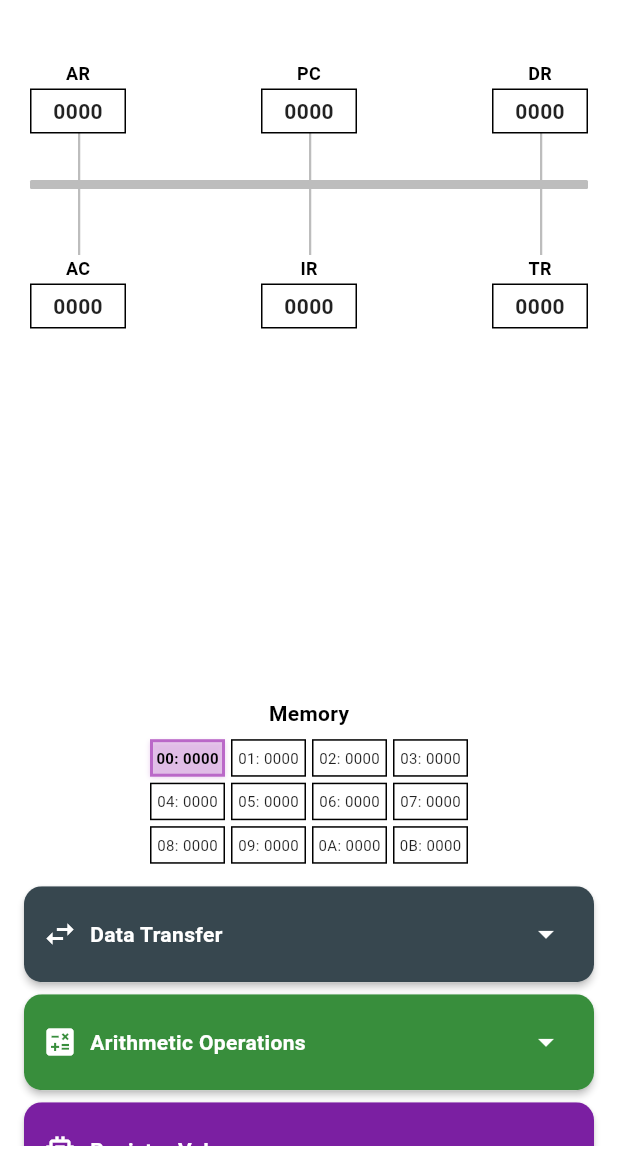
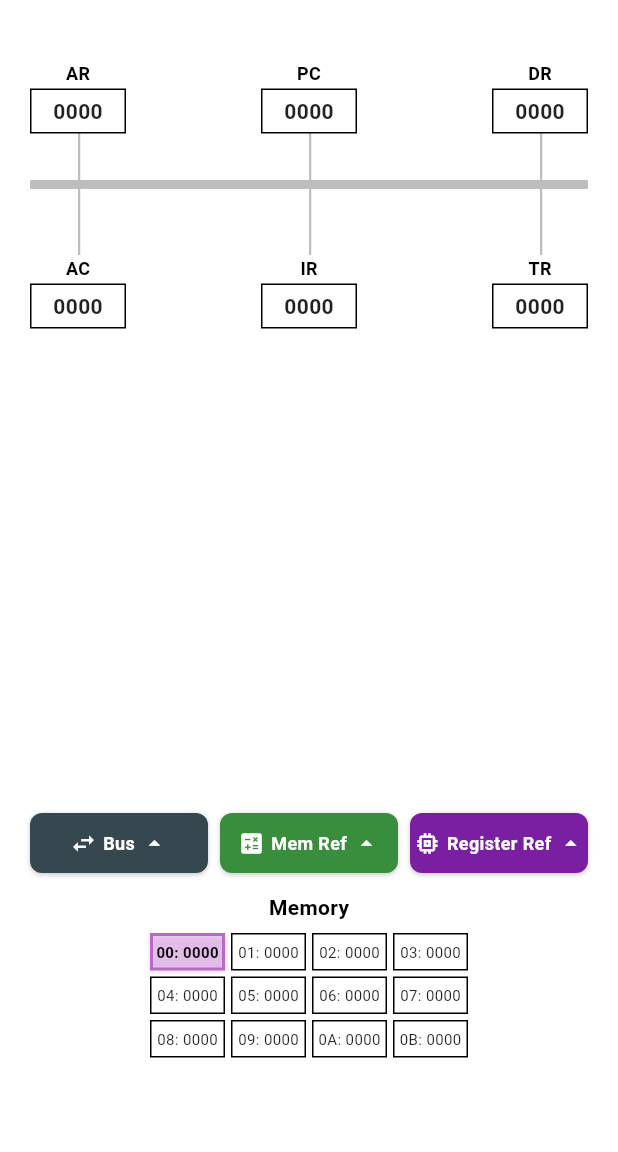
Before and after one commit to R4f4y04/mano_simp, a Flutter app: the screen it shows after launch, on a phone screen of 412 x 824 dp, the part 84-1236 px from its top. Run offline on Flutter 3.47's test engine with Material 3 defaults, Android fonts, the phone set to English and light mode, and no system bars; drawn by our look-alikes of expandable; our stand-ins replace google_fonts; Roboto replaces fonts that are missing (RobotoMono).

Commit message:
new buttons look good now, need to change the options tho

```diff
--- a/mano_simp/lib/screens/simulation_screen.dart
+++ b/mano_simp/lib/screens/simulation_screen.dart
@@ -5,7 +5,7 @@ import 'package:mano_simp/widgets/register_widget.dart';
 import 'package:mano_simp/widgets/bus_widget.dart';
 import 'package:mano_simp/widgets/memory_grid.dart';
 import 'package:mano_simp/config/theme_config.dart';
-import 'package:mano_simp/widgets/expandable/expandable_action_panel.dart';
+import 'package:mano_simp/widgets/custom_dropdown_button.dart';
 
 class SimulationScreen extends StatelessWidget {
   const SimulationScreen({Key? key}) : super(key: key);
@@ -43,126 +43,99 @@ class SimulationScreen extends StatelessWidget {
               ),
             ),
 
-            // Memory and controls - more compact
+            // Action buttons in a horizontal row
+            Container(
+              padding:
+                  const EdgeInsets.symmetric(horizontal: 16.0, vertical: 8.0),
+              constraints: BoxConstraints(maxHeight: 56),
+              child: Row(
+                children: [
+                  // Data Transfer
                   Expanded(
-              flex: 2, // Less space for memory and controls
-              child: Column(
-                children: [
-                  // Memory cells - closer to the registers
-                  Padding(
-                    padding: const EdgeInsets.symmetric(vertical: 5.0),
-                    child: MemoryGrid(
-                      memoryConfig: simulationProvider.memoryConfig,
-                      memory: simulationProvider.simulationState.memory,
-                      selectedAddress: simulationProvider
-                          .simulationState.selectedMemoryAddress,
+                    child: Padding(
+                      padding: const EdgeInsets.symmetric(horizontal: 4.0),
+                      child: CustomDropdownButton(
+                        label: "Bus",
+                        icon: Icons.swap_horiz,
+                        color: Colors.blueGrey.shade800,
+                        actions: [
+                          DropdownAction(
+                            label: "AR → DR",
+                            onPressed: () => simulationProvider
+                                .simulateBusTransfer('AR', 'DR'),
+                          ),
+                          DropdownAction(
+                            label: "DR → AC",
+                            onPressed: () => simulationProvider
+                                .simulateBusTransfer('DR', 'AC'),
+                          ),
+                          DropdownAction(
+                            label: "AC → AR",
+                            onPressed: () => simulationProvider
+                                .simulateBusTransfer('AC', 'AR'),
+                          ),
+                          DropdownAction(
+                            label: "PC → AR",
+                            onPressed: () => simulationProvider
+                                .simulateBusTransfer('PC', 'AR'),
+                          ),
+                          DropdownAction(
+                            label: "IR → AR",
+                            onPressed: () => simulationProvider
+                                .simulateBusTransfer('IR', 'AR'),
+                          ),
+                        ],
+                      ),
                     ),
                   ),
 
-                  // New expandable control panels
+                  // Operations
                   Expanded(
-                    child: Container(
-                      padding: const EdgeInsets.symmetric(
-                          horizontal: 8.0, vertical: 4.0),
-                      child: ListView(
-                        children: [
-                          // Data Transfer Panel
-                          ExpandableActionPanel(
-                            title: "Data Transfer",
-                            icon: Icons.swap_horiz,
-                            color: Colors.blueGrey.shade800,
-                            children: [
-                              ActionButton(
-                                label: "AR → DR",
-                                icon: Icons.arrow_forward,
-                                onPressed: () => simulationProvider
-                                    .simulateBusTransfer('AR', 'DR'),
-                                color: Colors.blue.shade700,
+                    child: Padding(
+                      padding: const EdgeInsets.symmetric(horizontal: 4.0),
+                      child: CustomDropdownButton(
+                        label: "Mem Ref",
+                        icon: Icons.calculate,
+                        color: Colors.green.shade700,
+                        actions: [
+                          DropdownAction(
+                            label: "AC + DR",
+                            onPressed: () =>
+                                simulationProvider.simulateAdd('DR'),
                           ),
-                              ActionButton(
-                                label: "DR → AC",
-                                icon: Icons.arrow_forward,
-                                onPressed: () => simulationProvider
-                                    .simulateBusTransfer('DR', 'AC'),
-                                color: Colors.blue.shade700,
-                              ),
-                              ActionButton(
-                                label: "AC → AR",
-                                icon: Icons.arrow_forward,
-                                onPressed: () => simulationProvider
-                                    .simulateBusTransfer('AC', 'AR'),
-                                color: Colors.blue.shade700,
-                              ),
-                              ActionButton(
-                                label: "PC → AR",
-                                icon: Icons.arrow_forward,
-                                onPressed: () => simulationProvider
-                                    .simulateBusTransfer('PC', 'AR'),
-                                color: Colors.blue.shade700,
-                              ),
-                              ActionButton(
-                                label: "IR → AR",
-                                icon: Icons.arrow_forward,
-                                onPressed: () => simulationProvider
-                                    .simulateBusTransfer('IR', 'AR'),
-                                color: Colors.blue.shade700,
+                          DropdownAction(
+                            label: "AC AND DR",
+                            onPressed: () =>
+                                simulationProvider.simulateAnd('DR'),
                           ),
                         ],
                       ),
-
-                          // Arithmetic Operations Panel
-                          ExpandableActionPanel(
-                            title: "Arithmetic Operations",
-                            icon: Icons.calculate,
-                            color: Colors.green.shade700,
-                            children: [
-                              ActionButton(
-                                label: "AC + DR",
-                                icon: Icons.add,
-                                onPressed: () =>
-                                    simulationProvider.simulateAdd('DR'),
-                                color: Colors.green.shade600,
                     ),
-                              ActionButton(
-                                label: "AC AND DR",
-                                icon: Icons.code,
-                                onPressed: () =>
-                                    simulationProvider.simulateAnd('DR'),
-                                color: Colors.green.shade600,
-                              ),
-                              // Can add more arithmetic operations here
-                            ],
                   ),
 
-                          // Memory Management Panel
-                          ExpandableActionPanel(
-                            title: "Register Values",
+                  // Register Values
+                  Expanded(
+                    child: Padding(
+                      padding: const EdgeInsets.symmetric(horizontal: 4.0),
+                      child: CustomDropdownButton(
+                        label: "Register Ref",
                         icon: Icons.memory,
                         color: Colors.purple.shade700,
-                            children: [
-                              ActionButton(
-                                label: "Set Sample Values",
-                                icon: Icons.settings,
+                        actions: [
+                          DropdownAction(
+                            label: "Set Values",
                             onPressed: () {
-                                  simulationProvider.setRegisterValue(
-                                      'AC', 0x1234);
-                                  simulationProvider.setRegisterValue(
-                                      'DR', 0x00FF);
-                                  simulationProvider.setRegisterValue(
-                                      'AR', 0x0008);
-                                  simulationProvider.setRegisterValue(
-                                      'PC', 0x0100);
-                                  simulationProvider.setRegisterValue(
-                                      'IR', 0x5678);
-                                  simulationProvider.setRegisterValue(
-                                      'TR', 0xABCD);
+                              simulationProvider.setRegisterValue('AC', 0x1234);
+                              simulationProvider.setRegisterValue('DR', 0x00FF);
+                              simulationProvider.setRegisterValue('AR', 0x0008);
+                              simulationProvider.setRegisterValue('PC', 0x0100);
+                              simulationProvider.setRegisterValue('IR', 0x5678);
+                              simulationProvider.setRegisterValue('TR', 0xABCD);
                               simulationProvider.setMemoryValue(0, 0xAAAA);
                             },
-                                color: Colors.purple.shade600,
                           ),
-                              ActionButton(
-                                label: "Clear Registers",
-                                icon: Icons.clear_all,
+                          DropdownAction(
+                            label: "Clear All",
                             onPressed: () {
                               simulationProvider.setRegisterValue('AC', 0);
                               simulationProvider.setRegisterValue('DR', 0);
@@ -171,24 +144,19 @@ class SimulationScreen extends StatelessWidget {
                               simulationProvider.setRegisterValue('IR', 0);
                               simulationProvider.setRegisterValue('TR', 0);
                             },
-                                color: Colors.purple.shade600,
                           ),
-                              ActionButton(
-                                label: "Increment PC",
-                                icon: Icons.add_circle_outline,
+                          DropdownAction(
+                            label: "PC++",
                             onPressed: () {
                               final index = simulationProvider.registers
                                   .indexWhere((r) => r.id == 'PC');
                               if (index != -1) {
-                                    int currentValue = simulationProvider
-                                        .registers[index].value;
+                                int currentValue =
+                                    simulationProvider.registers[index].value;
                                 simulationProvider.setRegisterValue(
                                     'PC', currentValue + 1);
                               }
                             },
-                                color: Colors.purple.shade600,
-                              ),
-                            ],
                           ),
                         ],
                       ),
@@ -197,6 +165,19 @@ class SimulationScreen extends StatelessWidget {
                 ],
               ),
             ),
+
+            // Memory cells
+            Expanded(
+              child: Padding(
+                padding: const EdgeInsets.symmetric(vertical: 5.0),
+                child: MemoryGrid(
+                  memoryConfig: simulationProvider.memoryConfig,
+                  memory: simulationProvider.simulationState.memory,
+                  selectedAddress:
+                      simulationProvider.simulationState.selectedMemoryAddress,
+                ),
+              ),
+            ),
           ],
         ),
       ),
--- /dev/null
+++ b/mano_simp/lib/widgets/custom_dropdown_button.dart
@@ -0,0 +1,180 @@
+import 'package:flutter/material.dart';
+
+class CustomDropdownButton extends StatefulWidget {
+  final String label;
+  final IconData icon;
+  final Color color;
+  final List<DropdownAction> actions;
+
+  const CustomDropdownButton({
+    Key? key,
+    required this.label,
+    required this.icon,
+    required this.color,
+    required this.actions,
+  }) : super(key: key);
+
+  @override
+  _CustomDropdownButtonState createState() => _CustomDropdownButtonState();
+}
+
+class _CustomDropdownButtonState extends State<CustomDropdownButton> {
+  final LayerLink _layerLink = LayerLink();
+  bool _isOpen = false;
+  late OverlayEntry _overlayEntry;
+
+  @override
+  void dispose() {
+    if (_isOpen) {
+      _overlayEntry.remove();
+    }
+    super.dispose();
+  }
+
+  void _showDropdown() {
+    setState(() {
+      _isOpen = true;
+    });
+    _overlayEntry = _createOverlayEntry();
+    Overlay.of(context).insert(_overlayEntry);
+  }
+
+  void _hideDropdown() {
+    if (_isOpen) {
+      _overlayEntry.remove();
+      setState(() {
+        _isOpen = false;
+      });
+    }
+  }
+
+  void _toggleDropdown() {
+    if (_isOpen) {
+      _hideDropdown();
+    } else {
+      _showDropdown();
+    }
+  }
+
+  OverlayEntry _createOverlayEntry() {
+    RenderBox renderBox = context.findRenderObject() as RenderBox;
+    var size = renderBox.size;
+
+    return OverlayEntry(
+      builder: (context) => Positioned(
+        width: size.width,
+        child: CompositedTransformFollower(
+          link: _layerLink,
+          showWhenUnlinked: false,
+          offset: Offset(0, -widget.actions.length * 36.0),
+          child: Material(
+            elevation: 4.0,
+            shape: RoundedRectangleBorder(
+                borderRadius: BorderRadius.circular(8.0)),
+            color: Colors.white,
+            child: Container(
+              decoration: BoxDecoration(
+                borderRadius: BorderRadius.circular(8.0),
+                border: Border.all(color: widget.color, width: 1.0),
+              ),
+              child: Column(
+                mainAxisSize: MainAxisSize.min,
+                crossAxisAlignment: CrossAxisAlignment.stretch,
+                children: [
+                  // Actions list
+                  ...widget.actions.map((action) => InkWell(
+                        onTap: () {
+                          _hideDropdown();
+                          action.onPressed();
+                        },
+                        child: Container(
+                          decoration: BoxDecoration(
+                            color: widget.color.withOpacity(0.9),
+                            borderRadius: BorderRadius.circular(4),
+                            boxShadow: [
+                              BoxShadow(
+                                color: Colors.black12,
+                                offset: Offset(0, 1),
+                                blurRadius: 2,
+                              ),
+                            ],
+                          ),
+                          margin:
+                              EdgeInsets.symmetric(horizontal: 4, vertical: 2),
+                          padding:
+                              EdgeInsets.symmetric(horizontal: 8, vertical: 6),
+                          child: Text(
+                            action.label,
+                            style: TextStyle(
+                              color: Colors.white,
+                              fontSize: 12,
+                            ),
+                            textAlign: TextAlign.center,
+                          ),
+                        ),
+                      )),
+                  SizedBox(height: 4),
+                ],
+              ),
+            ),
+          ),
+        ),
+      ),
+    );
+  }
+
+  @override
+  Widget build(BuildContext context) {
+    return CompositedTransformTarget(
+      link: _layerLink,
+      child: InkWell(
+        onTap: _toggleDropdown,
+        child: Container(
+          height: 40,
+          decoration: BoxDecoration(
+            color: widget.color,
+            borderRadius: BorderRadius.circular(8.0),
+            boxShadow: [
+              BoxShadow(
+                color: Colors.black.withOpacity(0.2),
+                blurRadius: 2.0,
+                offset: Offset(0, 1),
+              ),
+            ],
+          ),
+          child: Row(
+            mainAxisAlignment: MainAxisAlignment.center,
+            children: [
+              Icon(widget.icon, color: Colors.white, size: 18),
+              SizedBox(width: 4),
+              Text(
+                widget.label,
+                style: TextStyle(
+                  color: Colors.white,
+                  fontWeight: FontWeight.bold,
+                  fontSize: 12,
+                ),
+              ),
+              SizedBox(width: 4),
+              Icon(
+                _isOpen ? Icons.arrow_drop_down : Icons.arrow_drop_up,
+                color: Colors.white,
+                size: 18,
+              ),
+            ],
+          ),
+        ),
+      ),
+    );
+  }
+}
+
+class DropdownAction {
+  final String label;
+  final VoidCallback onPressed;
+
+  DropdownAction({
+    required this.label,
+    required this.onPressed,
+  });
+}
```
Lines whose indentation alone changed are shown as unchanged.
